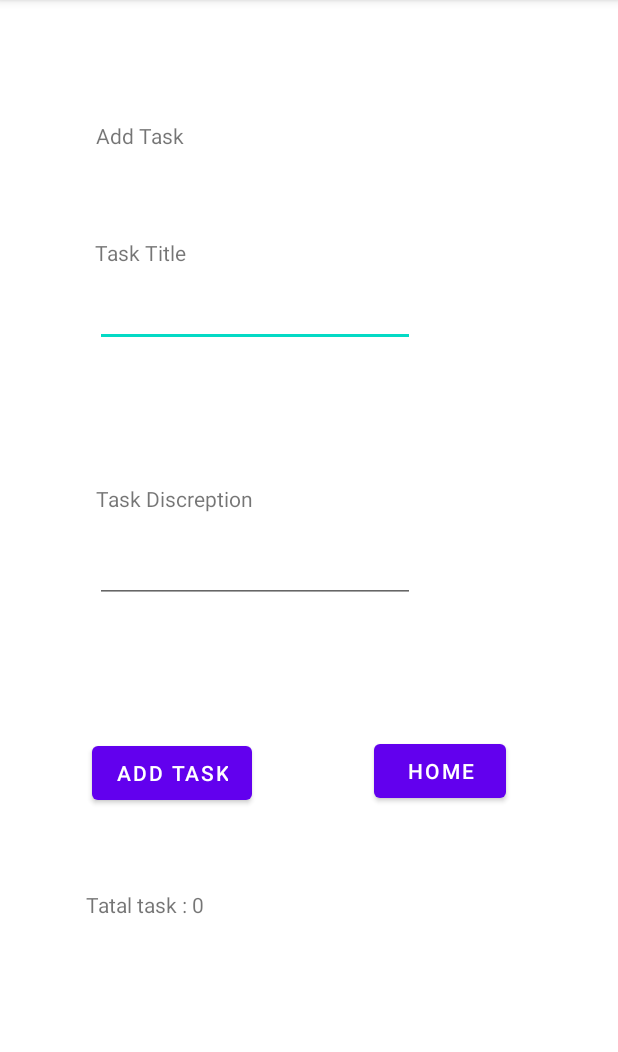
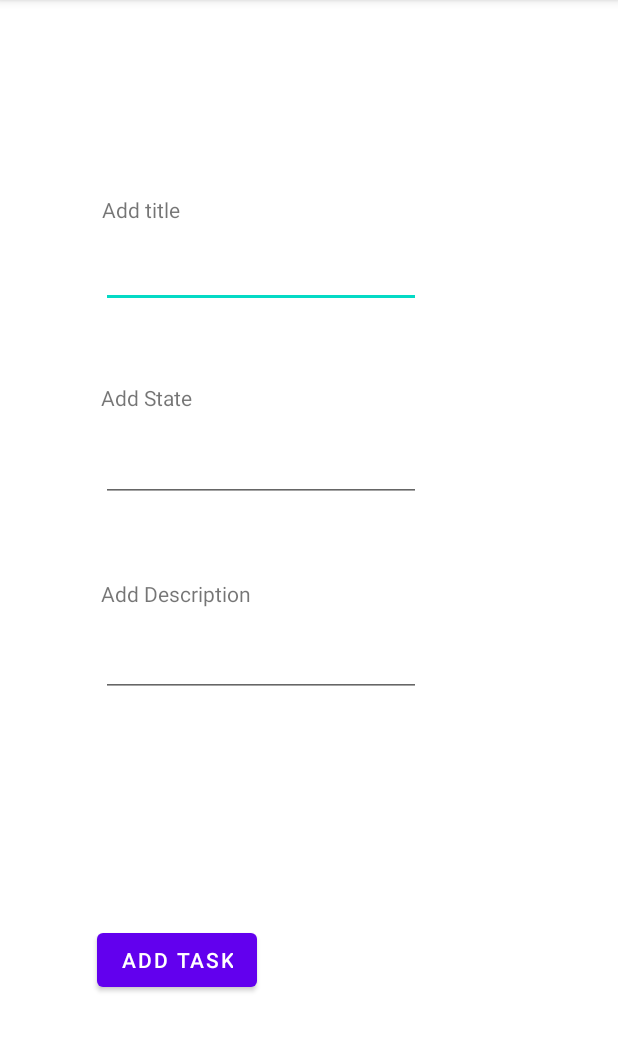
Before and after one commit to Aseel-Dweedar/taskmaster, an Android app: the screen it shows after launch (AddTask), after a tap on "ADD TASK", on a phone screen of 412 x 824 dp, the part 84-1136 px from its top. Run offline under Robolectric (Android 15) with nearby library versions, the phone set to English and light mode, and no system bars; our stand-ins replace Room's generated code.

```diff
--- a/taskmaster/app/src/main/java/com/example/taskmaster/AddTask.java
+++ b/taskmaster/app/src/main/java/com/example/taskmaster/AddTask.java
@@ -1,37 +1,46 @@
 package com.example.taskmaster;
 
 import androidx.appcompat.app.AppCompatActivity;
+import androidx.room.Room;
 
 import android.content.Intent;
 import android.os.Bundle;
 import android.view.View;
 import android.widget.Button;
+import android.widget.EditText;
 import android.widget.Toast;
 
 public class AddTask extends AppCompatActivity {
-
+    AppDatabase appDatabase;
     @Override
     protected void onCreate(Bundle savedInstanceState) {
         super.onCreate(savedInstanceState);
         setContentView(R.layout.activity_add_task);
 
+//        Button homeButton = findViewById(R.id.homeAddTask);
+//        homeButton.setOnClickListener(new View.OnClickListener() {
+//            @Override
+//            public void onClick(View V) {
+//                Intent goToHome = new Intent(AddTask.this, MainActivity.class);
+//                startActivity(goToHome);
+//            }
+//        });
 
-        Button homeButton = findViewById(R.id.homeAddTask);
         Button addTaskButton = findViewById(R.id.buttonAddTask);
+        EditText title = findViewById(R.id.editTextTaskTitle);
+        EditText body = findViewById(R.id.editTextDescription);
+        EditText state = findViewById(R.id.editTextTaskState);
 
-        homeButton.setOnClickListener(new View.OnClickListener() {
+        addTaskButton.setOnClickListener(new View.OnClickListener() {
             @Override
             public void onClick(View V) {
+                Task newTask = new Task(title.getText().toString(), body.getText().toString(), state.getText().toString());
+                appDatabase = Room.databaseBuilder(getApplicationContext(), AppDatabase.class, "tasksDatabase").allowMainThreadQueries().build();
+                appDatabase.taskDao().insertAll(newTask);
+                Toast.makeText(getApplicationContext(), "submitted!", Toast.LENGTH_SHORT).show();
                 Intent goToHome = new Intent(AddTask.this, MainActivity.class);
                 startActivity(goToHome);
             }
         });
-
-        addTaskButton.setOnClickListener(new View.OnClickListener() {
-            @Override
-            public void onClick(View V) {
-                Toast.makeText(getApplicationContext(),  "submitted!", Toast.LENGTH_SHORT).show();
-            }
-        });
     }
 }
--- /dev/null
+++ b/taskmaster/app/src/main/java/com/example/taskmaster/AppDatabase.java
@@ -0,0 +1,9 @@
+package com.example.taskmaster;
+
+import androidx.room.Database;
+import androidx.room.RoomDatabase;
+
+@Database(entities = {Task.class}, version = 1)
+public abstract class AppDatabase extends RoomDatabase {
+    public abstract TaskDao taskDao();
+}
--- a/taskmaster/app/src/main/java/com/example/taskmaster/MainActivity.java
+++ b/taskmaster/app/src/main/java/com/example/taskmaster/MainActivity.java
@@ -3,6 +3,7 @@ package com.example.taskmaster;
 import androidx.appcompat.app.AppCompatActivity;
 import androidx.recyclerview.widget.LinearLayoutManager;
 import androidx.recyclerview.widget.RecyclerView;
+import androidx.room.Room;
 
 import android.content.Intent;
 import android.content.SharedPreferences;
@@ -16,34 +17,25 @@ import android.widget.Toast;
 
 import java.lang.reflect.Array;
 import java.util.ArrayList;
+import java.util.List;
 
 public class MainActivity extends AppCompatActivity {
+    AppDatabase appDatabase;
 
     @Override
     protected void onCreate(Bundle savedInstanceState) {
         super.onCreate(savedInstanceState);
         setContentView(R.layout.activity_main);
 
-        ArrayList<Task> tasksList = new ArrayList<Task>();
-        tasksList.add(new Task("Lab" , "This is the Lab" , "assigned"));
-        tasksList.add(new Task("Code Challenge" , "This is the Code Challenge" , "complete"));
-        tasksList.add(new Task("Reading" , "This is the Reading" , "new"));
+        appDatabase = Room.databaseBuilder(getApplicationContext(), AppDatabase.class, "tasksDatabase").allowMainThreadQueries().build();
+        List<Task> tasksList = appDatabase.taskDao().getAll();
 
         RecyclerView tasksListRecyclerView = findViewById(R.id.taskRecyclerView);
         tasksListRecyclerView.setLayoutManager(new LinearLayoutManager(this));
         tasksListRecyclerView.setAdapter(new TaskAdapter(tasksList));
 
-        Button allTaskButton = findViewById(R.id.allTask);
+
         Button addTaskButton = findViewById(R.id.addTask);
-
-        allTaskButton.setOnClickListener(new View.OnClickListener() {
-            @Override
-            public void onClick(View V) {
-                Intent goToAllTasks = new Intent(MainActivity.this, AllTasks.class);
-                startActivity(goToAllTasks);
-            }
-        });
-
         addTaskButton.setOnClickListener(new View.OnClickListener() {
             @Override
             public void onClick(View V) {
@@ -61,30 +53,38 @@ public class MainActivity extends AppCompatActivity {
             }
         });
 
+//        Button allTaskButton = findViewById(R.id.allTask);
+//        allTaskButton.setOnClickListener(new View.OnClickListener() {
+//            @Override
+//            public void onClick(View V) {
+//                Intent goToAllTasks = new Intent(MainActivity.this, AllTasks.class);
+//                startActivity(goToAllTasks);
+//            }
+//        });
 
-        Button labButton = findViewById(R.id.labButton);
-        labButton.setOnClickListener((view -> {
-            String taskTitle = labButton.getText().toString();
-            Intent goToTaskDetail = new Intent(MainActivity.this , TaskDetail.class);
-            goToTaskDetail.putExtra("taskName", taskTitle);
-            startActivity(goToTaskDetail);
-        }));
-
-        Button codeButton = findViewById(R.id.codeButton);
-        codeButton.setOnClickListener((view -> {
-            String taskTitle = codeButton.getText().toString();
-            Intent goToTaskDetail = new Intent(MainActivity.this , TaskDetail.class);
-            goToTaskDetail.putExtra("taskName", taskTitle);
-            startActivity(goToTaskDetail);
-        }));
-
-        Button readButton = findViewById(R.id.readButton);
-        readButton.setOnClickListener((view -> {
-            String taskTitle = readButton.getText().toString();
-            Intent goToTaskDetail = new Intent(MainActivity.this , TaskDetail.class);
-            goToTaskDetail.putExtra("taskName", taskTitle);
-            startActivity(goToTaskDetail);
-        }));
+//        Button labButton = findViewById(R.id.labButton);
+//        labButton.setOnClickListener((view -> {
+//            String taskTitle = labButton.getText().toString();
+//            Intent goToTaskDetail = new Intent(MainActivity.this , TaskDetail.class);
+//            goToTaskDetail.putExtra("taskName", taskTitle);
+//            startActivity(goToTaskDetail);
+//        }));
+//
+//        Button codeButton = findViewById(R.id.codeButton);
+//        codeButton.setOnClickListener((view -> {
+//            String taskTitle = codeButton.getText().toString();
+//            Intent goToTaskDetail = new Intent(MainActivity.this , TaskDetail.class);
+//            goToTaskDetail.putExtra("taskName", taskTitle);
+//            startActivity(goToTaskDetail);
+//        }));
+//
+//        Button readButton = findViewById(R.id.readButton);
+//        readButton.setOnClickListener((view -> {
+//            String taskTitle = readButton.getText().toString();
+//            Intent goToTaskDetail = new Intent(MainActivity.this , TaskDetail.class);
+//            goToTaskDetail.putExtra("taskName", taskTitle);
+//            startActivity(goToTaskDetail);
+//        }));
 
     }
 
@@ -96,37 +96,37 @@ public class MainActivity extends AppCompatActivity {
         SharedPreferences sharedPreferences = PreferenceManager.getDefaultSharedPreferences(MainActivity.this);
         String username = sharedPreferences.getString("username", "Your");
         TextView userTasks = findViewById(R.id.myTask);
-        userTasks.setText(username+usernameTasks);
+        userTasks.setText(username + usernameTasks);
     }
 
-    @Override
-    protected void onStart() {
-        super.onStart();
-        Toast.makeText(getApplicationContext(), "Override onStart()", Toast.LENGTH_SHORT).show();
-    }
-
-    @Override
-    protected void onPause() {
-        super.onPause();
-        Toast.makeText(getApplicationContext(), "Override onPause()", Toast.LENGTH_SHORT).show();
-    }
-
-    @Override
-    protected void onStop() {
-        super.onStop();
-        Toast.makeText(getApplicationContext(), "Override onStop()", Toast.LENGTH_SHORT).show();
-    }
-
-    @Override
-    protected void onRestart() {
-        super.onRestart();
-        Toast.makeText(getApplicationContext(), "Override onRestart()", Toast.LENGTH_SHORT).show();
-    }
-
-    @Override
-    protected void onDestroy() {
-        super.onDestroy();
-        Toast.makeText(getApplicationContext(), "Override onDestroy()", Toast.LENGTH_SHORT).show();
-    }
+//    @Override
+//    protected void onStart() {
+//        super.onStart();
+//        Toast.makeText(getApplicationContext(), "Override onStart()", Toast.LENGTH_SHORT).show();
+//    }
+//
+//    @Override
+//    protected void onPause() {
+//        super.onPause();
+//        Toast.makeText(getApplicationContext(), "Override onPause()", Toast.LENGTH_SHORT).show();
+//    }
+//
+//    @Override
+//    protected void onStop() {
+//        super.onStop();
+//        Toast.makeText(getApplicationContext(), "Override onStop()", Toast.LENGTH_SHORT).show();
+//    }
+//
+//    @Override
+//    protected void onRestart() {
+//        super.onRestart();
+//        Toast.makeText(getApplicationContext(), "Override onRestart()", Toast.LENGTH_SHORT).show();
+//    }
+//
+//    @Override
+//    protected void onDestroy() {
+//        super.onDestroy();
+//        Toast.makeText(getApplicationContext(), "Override onDestroy()", Toast.LENGTH_SHORT).show();
+//    }
 
 }
--- a/taskmaster/app/src/main/java/com/example/taskmaster/TaskAdapter.java
+++ b/taskmaster/app/src/main/java/com/example/taskmaster/TaskAdapter.java
@@ -1,5 +1,6 @@
 package com.example.taskmaster;
 
+import android.content.Intent;
 import android.view.LayoutInflater;
 import android.view.View;
 import android.view.ViewGroup;
@@ -9,29 +10,38 @@ import androidx.annotation.NonNull;
 import androidx.recyclerview.widget.RecyclerView;
 
 import java.util.ArrayList;
+import java.util.List;
 
-public class TaskAdapter extends RecyclerView.Adapter<TaskAdapter.TaskViewHolder>{
+public class TaskAdapter extends RecyclerView.Adapter<TaskAdapter.TaskViewHolder> {
 
-    ArrayList<Task> tasksList = new ArrayList<Task>();
+    List<Task> tasksList = new ArrayList<Task>();
 
-    public TaskAdapter(ArrayList<Task> tasksList) {
+    public TaskAdapter(List<Task> tasksList) {
         this.tasksList = tasksList;
     }
 
-    public static class TaskViewHolder extends RecyclerView.ViewHolder{
+    public static class TaskViewHolder extends RecyclerView.ViewHolder {
         public Task task;
         View itemView;
 
-        public TaskViewHolder (@NonNull View itemView){
+        public TaskViewHolder(@NonNull View itemView) {
             super(itemView);
             this.itemView = itemView;
+
+            itemView.setOnClickListener((view -> {
+                Intent goToTaskDetail = new Intent(view.getContext(), TaskDetail.class);
+                goToTaskDetail.putExtra("taskName", task.title);
+                goToTaskDetail.putExtra("taskBody", task.body);
+                goToTaskDetail.putExtra("taskState", task.state);
+                view.getContext().startActivity(goToTaskDetail);
+            }));
         }
     }
 
     @NonNull
     @Override
     public TaskViewHolder onCreateViewHolder(@NonNull ViewGroup parent, int viewType) {
-        View view = LayoutInflater.from(parent.getContext()).inflate(R.layout.fragment_task,parent,false);
+        View view = LayoutInflater.from(parent.getContext()).inflate(R.layout.fragment_task, parent, false);
         TaskViewHolder taskViewHolder = new TaskViewHolder(view);
         return taskViewHolder;
     }
--- /dev/null
+++ b/taskmaster/app/src/main/java/com/example/taskmaster/TaskDao.java
@@ -0,0 +1,21 @@
+package com.example.taskmaster;
+
+import androidx.room.Dao;
+import androidx.room.Delete;
+import androidx.room.Insert;
+import androidx.room.OnConflictStrategy;
+import androidx.room.Query;
+
+import java.util.List;
+
+@Dao
+public interface TaskDao {
+    @Query("SELECT * FROM task")
+    List<Task> getAll();
+
+    @Insert
+    void insertAll(Task... tasks);
+
+    @Delete
+    void delete(Task task);
+}
--- a/taskmaster/app/src/main/res/layout/activity_add_task.xml
+++ b/taskmaster/app/src/main/res/layout/activity_add_task.xml
@@ -7,28 +7,16 @@
     tools:context=".AddTask">
 
     <TextView
-        android:id="@+id/textAddTask"
-        android:layout_width="wrap_content"
-        android:layout_height="wrap_content"
-        android:text="Add Task"
-        app:layout_constraintBottom_toBottomOf="parent"
-        app:layout_constraintEnd_toEndOf="parent"
-        app:layout_constraintHorizontal_bias="0.181"
-        app:layout_constraintStart_toStartOf="parent"
-        app:layout_constraintTop_toTopOf="parent"
-        app:layout_constraintVertical_bias="0.108" />
-
-    <TextView
         android:id="@+id/taskTitle"
         android:layout_width="wrap_content"
         android:layout_height="wrap_content"
-        android:text="Task Title"
+        android:text="Add title"
         app:layout_constraintBottom_toBottomOf="parent"
         app:layout_constraintEnd_toEndOf="parent"
-        app:layout_constraintHorizontal_bias="0.181"
+        app:layout_constraintHorizontal_bias="0.189"
         app:layout_constraintStart_toStartOf="parent"
-        app:layout_constraintTop_toBottomOf="@+id/textAddTask"
-        app:layout_constraintVertical_bias="0.09" />
+        app:layout_constraintTop_toTopOf="parent"
+        app:layout_constraintVertical_bias="0.174" />
 
     <EditText
         android:id="@+id/editTextTaskTitle"
@@ -38,35 +26,35 @@
         android:inputType="textPersonName"
         app:layout_constraintBottom_toBottomOf="parent"
         app:layout_constraintEnd_toEndOf="parent"
-        app:layout_constraintHorizontal_bias="0.318"
+        app:layout_constraintHorizontal_bias="0.338"
         app:layout_constraintStart_toStartOf="parent"
-        app:layout_constraintTop_toBottomOf="@+id/taskTitle"
-        app:layout_constraintVertical_bias="0.015" />
+        app:layout_constraintTop_toTopOf="parent"
+        app:layout_constraintVertical_bias="0.221" />
 
     <TextView
         android:id="@+id/taskDiscreption"
         android:layout_width="wrap_content"
         android:layout_height="wrap_content"
-        android:text="Task Discreption"
+        android:text="Add State"
         app:layout_constraintBottom_toBottomOf="parent"
         app:layout_constraintEnd_toEndOf="parent"
-        app:layout_constraintHorizontal_bias="0.208"
+        app:layout_constraintHorizontal_bias="0.191"
         app:layout_constraintStart_toStartOf="parent"
-        app:layout_constraintTop_toBottomOf="@+id/editTextTaskTitle"
-        app:layout_constraintVertical_bias="0.176" />
+        app:layout_constraintTop_toTopOf="parent"
+        app:layout_constraintVertical_bias="0.341" />
 
     <EditText
-        android:id="@+id/editTextTaskDiscreption"
+        android:id="@+id/editTextTaskState"
         android:layout_width="wrap_content"
         android:layout_height="wrap_content"
         android:ems="10"
         android:inputType="textPersonName"
         app:layout_constraintBottom_toBottomOf="parent"
         app:layout_constraintEnd_toEndOf="parent"
-        app:layout_constraintHorizontal_bias="0.318"
+        app:layout_constraintHorizontal_bias="0.338"
         app:layout_constraintStart_toStartOf="parent"
-        app:layout_constraintTop_toBottomOf="@+id/taskDiscreption"
-        app:layout_constraintVertical_bias="0.039" />
+        app:layout_constraintTop_toTopOf="parent"
+        app:layout_constraintVertical_bias="0.4" />
 
     <Button
         android:id="@+id/buttonAddTask"
@@ -75,34 +63,47 @@
         android:text="ADD TASK"
         app:layout_constraintBottom_toBottomOf="parent"
         app:layout_constraintEnd_toEndOf="parent"
-        app:layout_constraintHorizontal_bias="0.201"
+        app:layout_constraintHorizontal_bias="0.211"
         app:layout_constraintStart_toStartOf="parent"
-        app:layout_constraintTop_toBottomOf="@+id/editTextTaskDiscreption"
-        app:layout_constraintVertical_bias="0.281" />
-
-    <TextView
-        android:id="@+id/totalTask"
-        android:layout_width="wrap_content"
-        android:layout_height="wrap_content"
-        android:text="Tatal task : 0"
-        app:layout_constraintBottom_toBottomOf="parent"
-        app:layout_constraintEnd_toEndOf="parent"
-        app:layout_constraintHorizontal_bias="0.172"
-        app:layout_constraintStart_toStartOf="parent"
-        app:layout_constraintTop_toBottomOf="@+id/buttonAddTask"
-        app:layout_constraintVertical_bias="0.259" />
+        app:layout_constraintTop_toTopOf="parent"
+        app:layout_constraintVertical_bias="0.856" />
 
     <Button
         android:id="@+id/homeAddTask"
         android:layout_width="wrap_content"
         android:layout_height="wrap_content"
-        android:layout_marginStart="40dp"
-        android:layout_marginTop="20dp"
         android:text="HOME"
+        android:visibility="gone"
         app:layout_constraintBottom_toBottomOf="parent"
         app:layout_constraintEnd_toEndOf="parent"
-        app:layout_constraintHorizontal_bias="0.359"
+        app:layout_constraintHorizontal_bias="0.549"
         app:layout_constraintStart_toEndOf="@+id/buttonAddTask"
-        app:layout_constraintTop_toBottomOf="@+id/editTextTaskDiscreption"
-        app:layout_constraintVertical_bias="0.229" />
+        app:layout_constraintTop_toTopOf="parent"
+        app:layout_constraintVertical_bias="0.856"
+        tools:visibility="gone" />
+
+    <TextView
+        android:id="@+id/taskDescription"
+        android:layout_width="wrap_content"
+        android:layout_height="wrap_content"
+        android:text="Add Description"
+        app:layout_constraintBottom_toBottomOf="parent"
+        app:layout_constraintEnd_toEndOf="parent"
+        app:layout_constraintHorizontal_bias="0.215"
+        app:layout_constraintStart_toStartOf="parent"
+        app:layout_constraintTop_toTopOf="parent"
+        app:layout_constraintVertical_bias="0.516" />
+
+    <EditText
+        android:id="@+id/editTextDescription"
+        android:layout_width="wrap_content"
+        android:layout_height="wrap_content"
+        android:ems="10"
+        android:inputType="textPersonName"
+        app:layout_constraintBottom_toBottomOf="parent"
+        app:layout_constraintEnd_toEndOf="parent"
+        app:layout_constraintHorizontal_bias="0.338"
+        app:layout_constraintStart_toStartOf="parent"
+        app:layout_constraintTop_toTopOf="parent"
+        app:layout_constraintVertical_bias="0.58" />
 </androidx.constraintlayout.widget.ConstraintLayout>
--- a/taskmaster/app/src/main/res/layout/fragment_task.xml
+++ b/taskmaster/app/src/main/res/layout/fragment_task.xml
@@ -17,6 +17,7 @@
             android:id="@+id/titleInFrag"
             android:layout_width="wrap_content"
             android:layout_height="wrap_content"
+            android:text="title Placeholder"
             app:layout_constraintBottom_toBottomOf="parent"
             app:layout_constraintEnd_toEndOf="parent"
             app:layout_constraintHorizontal_bias="0.092"
@@ -28,6 +29,7 @@
             android:id="@+id/stateInFrag"
             android:layout_width="wrap_content"
             android:layout_height="wrap_content"
+            android:text="state Placeholder"
             app:layout_constraintBottom_toBottomOf="parent"
             app:layout_constraintEnd_toEndOf="parent"
             app:layout_constraintHorizontal_bias="0.117"
@@ -39,6 +41,7 @@
             android:id="@+id/bodyInFrag"
             android:layout_width="wrap_content"
             android:layout_height="wrap_content"
+            android:text="body Placeholder"
             app:layout_constraintBottom_toBottomOf="parent"
             app:layout_constraintEnd_toEndOf="parent"
             app:layout_constraintHorizontal_bias="0.504"
```
Also changed, not shown: taskmaster/app/build.gradle (+9 -0 lines), taskmaster/app/src/main/java/com/example/taskmaster/Task.java (+10 -0 lines), taskmaster/app/src/main/java/com/example/taskmaster/TaskDetail.java (+9 -6 lines), taskmaster/app/src/main/res/layout/activity_main.xml (+48 -42 lines), taskmaster/app/src/main/res/layout/activity_task_detail.xml (+63 -15 lines).
